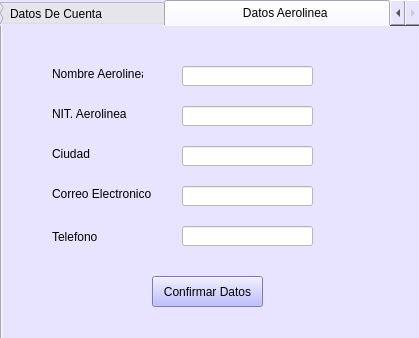
Before: the Qt Designer form Interfaces Aeropuerto/modificarDatosAerolinea.ui in vanesagustin98/Aerocamp, drawn with Qt 5.
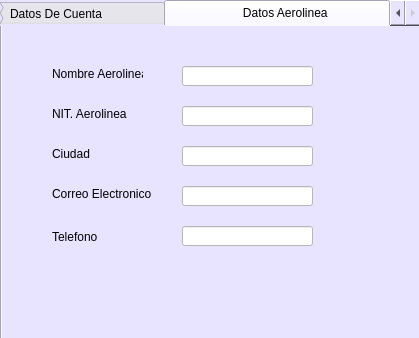
After: the same form once the commit is applied.

Patch:
```diff
--- a/Interfaces Aeropuerto/modificarDatosAerolinea.ui
+++ b/Interfaces Aeropuerto/modificarDatosAerolinea.ui
@@ -263,22 +263,6 @@
       <string notr="true">background-color: rgb(255, 255, 255);</string>
      </property>
     </widget>
-    <widget class="QPushButton" name="pushButton_2">
-     <property name="geometry">
-      <rect>
-       <x>150</x>
-       <y>250</y>
-       <width>111</width>
-       <height>31</height>
-      </rect>
-     </property>
-     <property name="styleSheet">
-      <string notr="true">background-color: rgb(170, 170, 255);</string>
-     </property>
-     <property name="text">
-      <string>Confirmar Datos</string>
-     </property>
-    </widget>
     <widget class="QLineEdit" name="comboBox">
      <property name="geometry">
       <rect>
```
Left out of the diff: 9 changed lines with no effect on the pictures.
